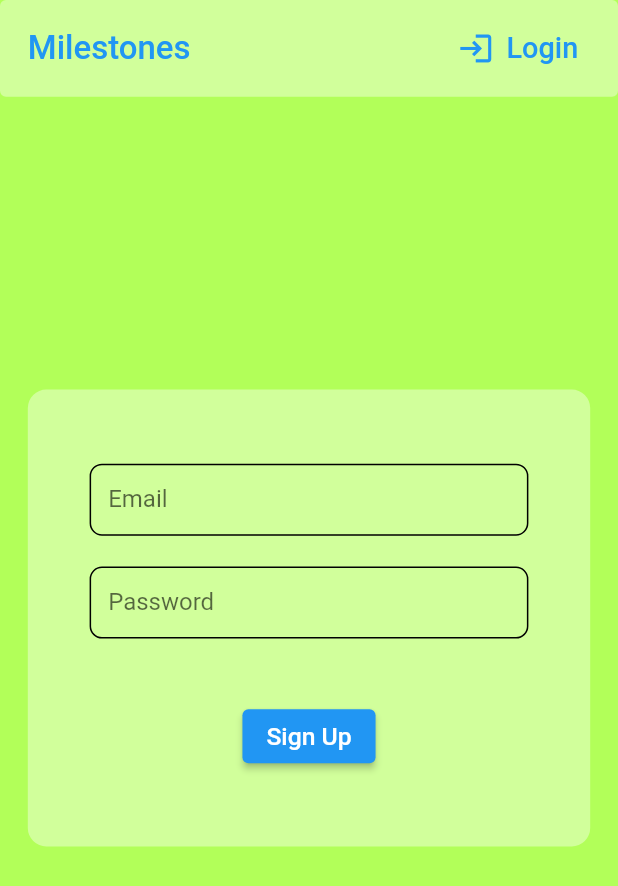
After one commit to adizcode/milestones, a Flutter app: the screen it shows after launch, after a tap on "Sign In", after a tap on "Register", on a phone screen of 412 x 824 dp. The commit adds this screen. Shown: the top 886 px of the screen. Run offline on Flutter 3.47's test engine with Material 2 defaults, Android fonts, the phone set to English and light mode, and no system bars; our stand-ins replace cloud_firestore, firebase_auth, firebase_core, google_fonts, sizer, step_progress_indicator; accounts and stored records are empty.

Commit message:
Create a reusable MilestonesScaffold out of common widgets

```diff
--- a/lib/screens/authenticate/authenticate.dart
+++ b/lib/screens/authenticate/authenticate.dart
@@ -1,7 +1,7 @@
 import 'package:flutter/material.dart';
-import 'package:milestones/screens/authenticate/register.dart';
+import 'package:milestones/screens/authenticate/register/register.dart';
 
-import 'login.dart';
+import 'login/login.dart';
 
 class Authenticate extends StatefulWidget {
   const Authenticate({Key? key}) : super(key: key);
@@ -19,13 +19,8 @@ class _AuthenticateState extends State<Authenticate> {
 
   @override
   Widget build(BuildContext context) {
-    return Scaffold(
-      backgroundColor: Colors.lightGreenAccent,
-      body: SafeArea(
-        child: showSignIn
-            ? LoginScreen(toggleView: _toggleView)
-            : RegisterScreen(toggleView: _toggleView),
-      ),
-    );
+    return showSignIn
+        ? LoginScreen(toggleView: _toggleView)
+        : RegisterScreen(toggleView: _toggleView);
   }
 }
--- /dev/null
+++ b/lib/screens/authenticate/login/login.dart
@@ -0,0 +1,76 @@
+import 'package:flutter/material.dart';
+import 'package:milestones/screens/authenticate/widgets/auth_form_card.dart';
+import 'package:milestones/services/auth.dart';
+import 'package:milestones/shared/constants.dart';
+import 'package:milestones/shared/validators.dart';
+import 'package:milestones/widgets/milestones_scaffold.dart';
+import 'package:sizer/sizer.dart';
+
+class LoginScreen extends StatefulWidget {
+  const LoginScreen({
+    Key? key,
+    required this.toggleView,
+  }) : super(key: key);
+
+  final void Function() toggleView;
+
+  @override
+  State<LoginScreen> createState() => _LoginScreenState();
+}
+
+class _LoginScreenState extends State<LoginScreen> {
+  final _formKey = GlobalKey<FormState>();
+  String email = '';
+  String password = '';
+
+  @override
+  Widget build(BuildContext context) {
+    return MilestonesScaffold(
+      onActionPressed: widget.toggleView,
+      actionIcon: Icons.app_registration,
+      actionLabel: 'Register',
+      child: AuthFormCard(
+        formKey: _formKey,
+        children: [
+          TextFormField(
+            onChanged: (value) => email = value,
+            validator: emptyTextValidator,
+            decoration: textInputDecoration.copyWith(
+              labelText: 'Email',
+            ),
+          ),
+          SizedBox(
+            height: 5.w,
+          ),
+          TextFormField(
+            onChanged: (value) => password = value,
+            validator: emptyTextValidator,
+            decoration: textInputDecoration.copyWith(
+              labelText: 'Password',
+            ),
+            obscureText: true,
+          ),
+          SizedBox(
+            height: 10.w,
+          ),
+          ElevatedButton(
+            onPressed: () async {
+              if (_formKey.currentState?.validate() ?? false) {
+                try {
+                  await AuthService().signInWithEmail(email, password);
+                } catch (e) {
+                  ScaffoldMessenger.of(context)
+                      .showSnackBar(SnackBar(content: Text(e.toString())));
+                }
+              }
+            },
+            child: Text(
+              'Sign In',
+              style: TextStyle(fontSize: 12.sp),
+            ),
+          ),
+        ],
+      ),
+    );
+  }
+}
--- /dev/null
+++ b/lib/screens/authenticate/register/register.dart
@@ -0,0 +1,76 @@
+import 'package:flutter/material.dart';
+import 'package:milestones/screens/authenticate/widgets/auth_form_card.dart';
+import 'package:milestones/services/auth.dart';
+import 'package:milestones/shared/constants.dart';
+import 'package:milestones/shared/validators.dart';
+import 'package:milestones/widgets/milestones_scaffold.dart';
+import 'package:sizer/sizer.dart';
+
+class RegisterScreen extends StatefulWidget {
+  const RegisterScreen({
+    Key? key,
+    required this.toggleView,
+  }) : super(key: key);
+
+  final void Function() toggleView;
+
+  @override
+  State<RegisterScreen> createState() => _RegisterScreenState();
+}
+
+class _RegisterScreenState extends State<RegisterScreen> {
+  final _formKey = GlobalKey<FormState>();
+  String email = '';
+  String password = '';
+
+  @override
+  Widget build(BuildContext context) {
+    return MilestonesScaffold(
+      onActionPressed: widget.toggleView,
+      actionIcon: Icons.login,
+      actionLabel: 'Login',
+      child: AuthFormCard(
+        formKey: _formKey,
+        children: [
+          TextFormField(
+            onChanged: (value) => email = value,
+            validator: emptyTextValidator,
+            decoration: textInputDecoration.copyWith(
+              labelText: 'Email',
+            ),
+          ),
+          SizedBox(
+            height: 5.w,
+          ),
+          TextFormField(
+            onChanged: (value) => password = value,
+            validator: emptyTextValidator,
+            decoration: textInputDecoration.copyWith(
+              labelText: 'Password',
+            ),
+            obscureText: true,
+          ),
+          SizedBox(
+            height: 10.w,
+          ),
+          ElevatedButton(
+            onPressed: () async {
+              if (_formKey.currentState?.validate() ?? false) {
+                try {
+                  await AuthService().registerWithEmail(email, password);
+                } catch (e) {
+                  ScaffoldMessenger.of(context)
+                      .showSnackBar(SnackBar(content: Text(e.toString())));
+                }
+              }
+            },
+            child: Text(
+              'Sign Up',
+              style: TextStyle(fontSize: 12.sp),
+            ),
+          ),
+        ],
+      ),
+    );
+  }
+}
--- a/lib/screens/home/widgets/milestones_draggable_scrollable_sheet.dart
+++ b/lib/screens/home/widgets/milestones_draggable_scrollable_sheet.dart
@@ -25,7 +25,7 @@ class MilestonesDraggableScrollableSheet extends StatefulWidget {
 class _MilestonesDraggableScrollableSheetState
     extends State<MilestonesDraggableScrollableSheet> {
   static const double minExtent = 0.1;
-  static const double maxExtent = 1;
+  static const double maxExtent = 0.9;
 
   final _formKey = GlobalKey<FormState>();
 
@@ -157,8 +157,8 @@ class _MilestonesDraggableScrollableSheetState
       child: Padding(
         padding: EdgeInsets.all(2.5.w),
         child: SizedBox(
-          height: 17.w,
-          width: 17.w,
+          height: 15.w,
+          width: 15.w,
           child: FittedBox(
             child: FloatingActionButton(
               onPressed: onPressed,
--- a/lib/widgets/milestones_bar.dart
+++ b/lib/widgets/milestones_bar.dart
@@ -10,7 +10,7 @@ class MilestonesBar extends StatelessWidget {
   }) : super(key: key);
 
   final void Function()? onActionPressed;
-  final IconData actionIcon;
+  final IconData? actionIcon;
   final String actionLabel;
 
   @override
--- /dev/null
+++ b/lib/widgets/milestones_scaffold.dart
@@ -0,0 +1,51 @@
+import 'package:flutter/material.dart';
+import 'package:sizer/sizer.dart';
+
+import 'milestones_bar.dart';
+
+class MilestonesScaffold extends StatelessWidget {
+  const MilestonesScaffold({
+    Key? key,
+    required this.child,
+    this.showMilestonesBar = true,
+    this.onActionPressed,
+    this.actionIcon,
+    this.actionLabel,
+  }) : super(key: key);
+
+  final Widget child;
+  final bool showMilestonesBar;
+  final void Function()? onActionPressed;
+  final IconData? actionIcon;
+  final String? actionLabel;
+
+  @override
+  Widget build(BuildContext context) {
+    return Scaffold(
+      backgroundColor: Colors.lightGreenAccent,
+      body: SafeArea(
+        child: Stack(
+          children: [
+            Container(
+              height: 100.h,
+              width: 100.w,
+              color: Colors.lightGreenAccent,
+              child: Center(
+                child: child,
+              ),
+            ),
+            if (showMilestonesBar)
+              Align(
+                alignment: const Alignment(0, -1),
+                child: MilestonesBar(
+                  onActionPressed: onActionPressed,
+                  actionIcon: actionIcon,
+                  actionLabel: actionLabel ?? '',
+                ),
+              ),
+          ],
+        ),
+      ),
+    );
+  }
+}
```
Also changed, not shown: lib/screens/authenticate/login.dart (deleted, +0 -86 lines), lib/screens/authenticate/register.dart (deleted, +0 -86 lines), lib/screens/home/home.dart (+8 -4 lines), lib/screens/home/widgets/milestones_progress_widget.dart (+5 -22 lines), lib/widgets/milestones_background.dart (deleted, +0 -23 lines).
